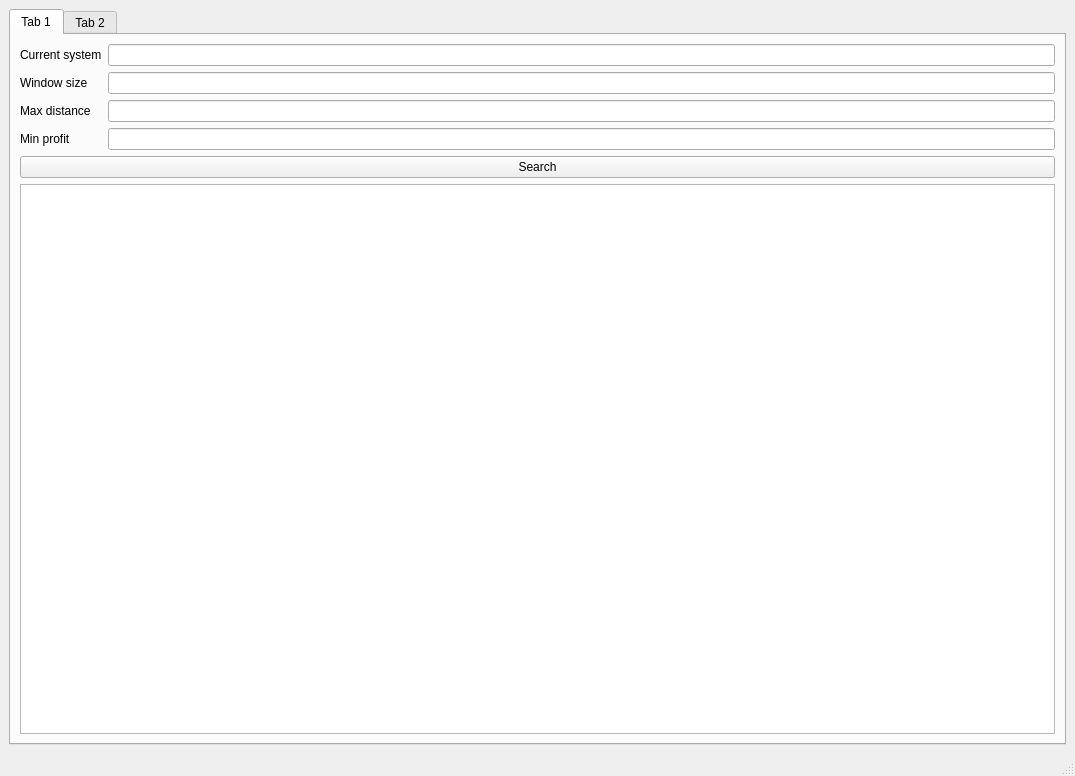
Old version of the form src/ui/MainWindow.ui in the repository BeTeK/EliteMerchant.
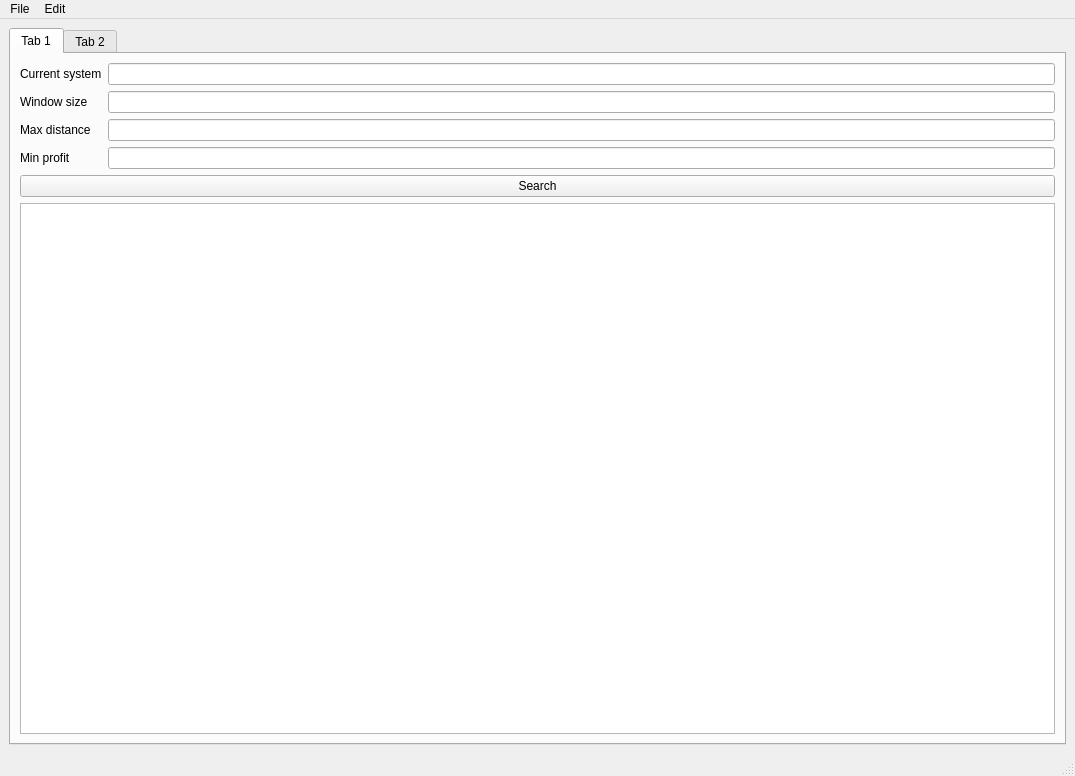
New version of the form.

```diff
--- a/src/ui/MainWindow.ui
+++ b/src/ui/MainWindow.ui
@@ -103,6 +103,19 @@
      <height>21</height>
     </rect>
    </property>
+   <widget class="QMenu" name="menuFile">
+    <property name="title">
+     <string>File</string>
+    </property>
+   </widget>
+   <widget class="QMenu" name="editMenu">
+    <property name="title">
+     <string>Edit</string>
+    </property>
+    <addaction name="optionsMenu"/>
+   </widget>
+   <addaction name="menuFile"/>
+   <addaction name="editMenu"/>
   </widget>
   <widget class="QStatusBar" name="statusbar"/>
  </widget>
```
Left out of the diff: 5 changed lines with no effect on the pictures.
